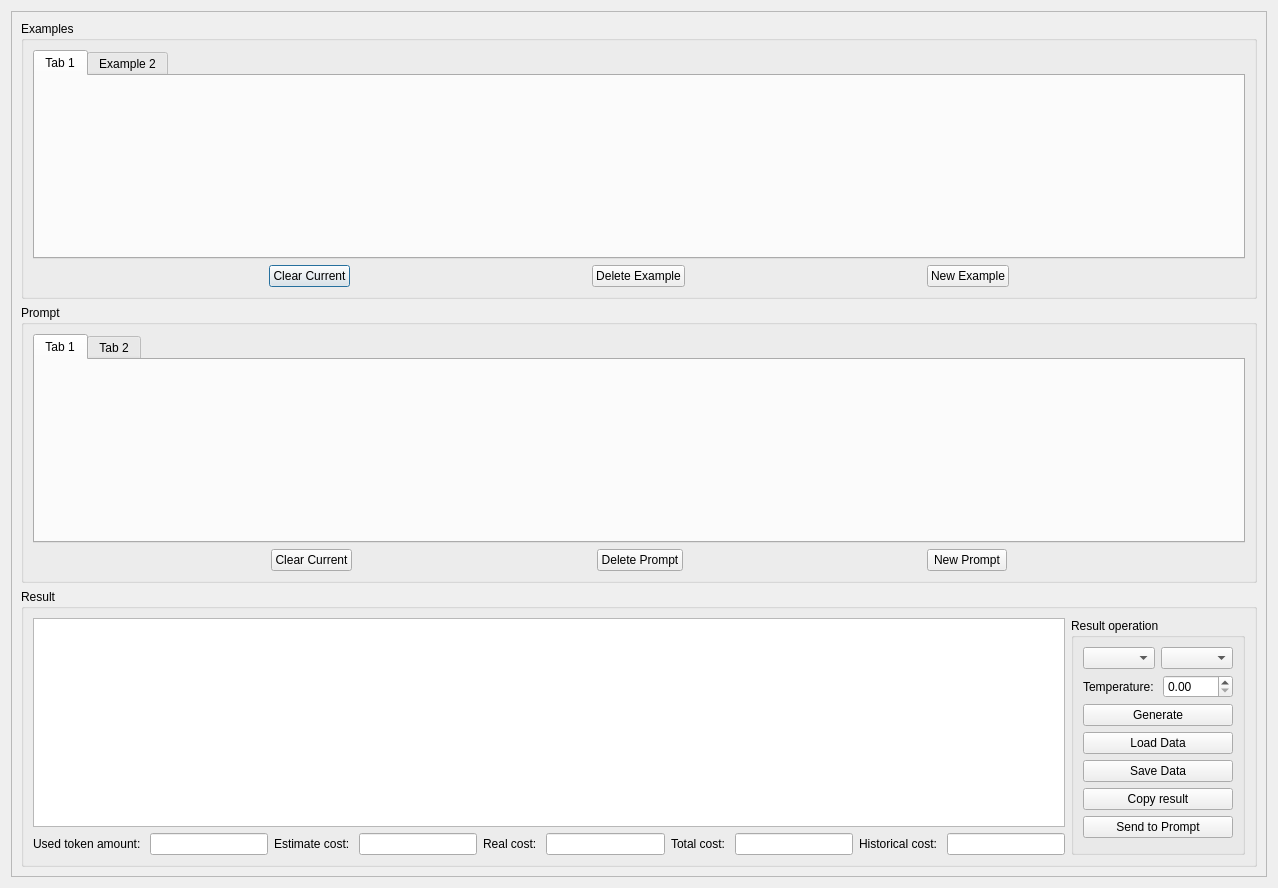
Before: the Qt Designer form ui/generate_dialog.ui in CasinoHe/GenerateCodeUseGPT, drawn with Qt 5.
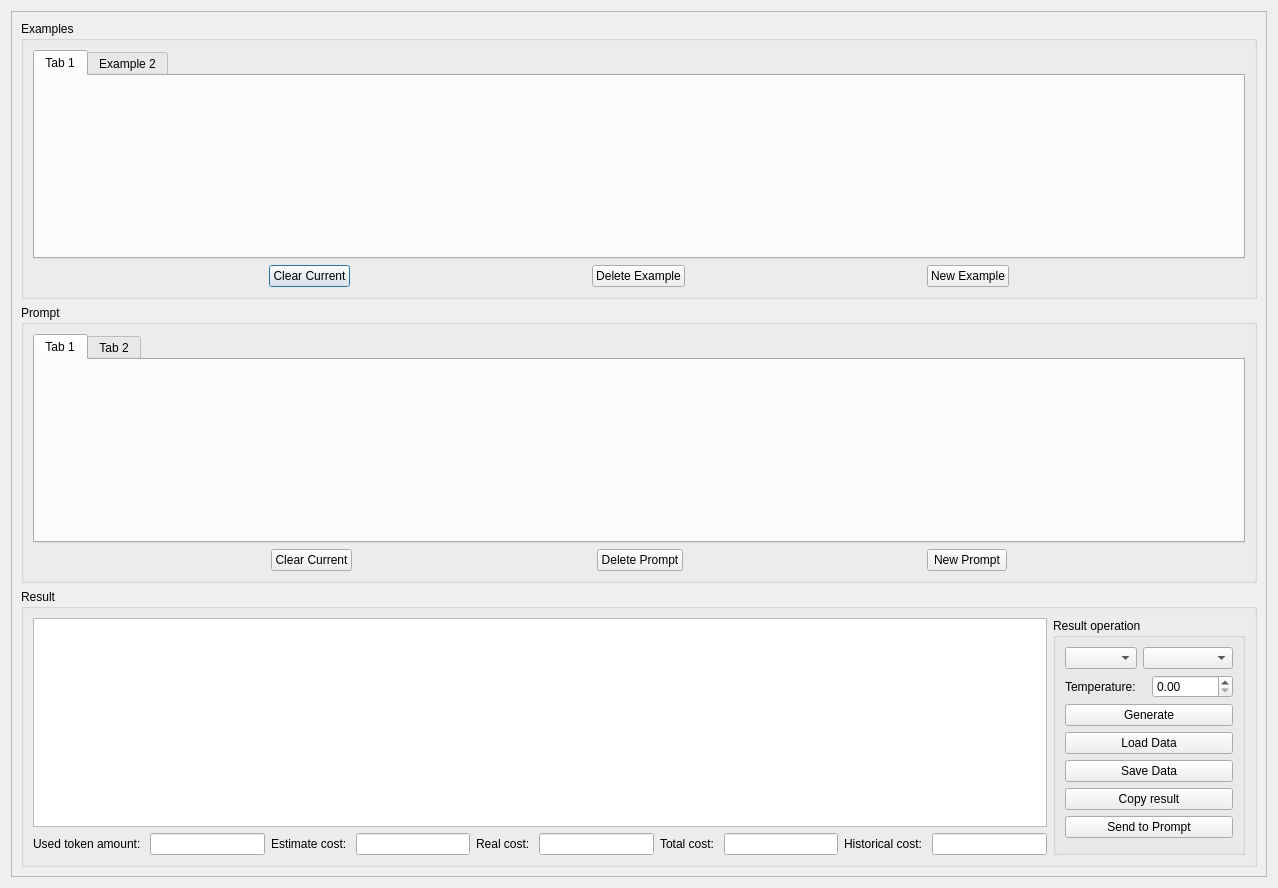
After: the same form once the commit is applied.

Commit message: add hint for model combo box

```diff
--- a/ui/generate_dialog.ui
+++ b/ui/generate_dialog.ui
@@ -347,6 +347,12 @@
                        </item>
                        <item>
                         <widget class="QComboBox" name="comboBoxModel">
+                         <property name="minimumSize">
+                          <size>
+                           <width>90</width>
+                           <height>0</height>
+                          </size>
+                         </property>
                          <property name="toolTip">
                           <string extracomment="Choose which model to use, for example, GPT-4"/>
                          </property>
```
Left out of the diff: 3 changed lines with no effect on the pictures. The commit also changes 2 other files.
